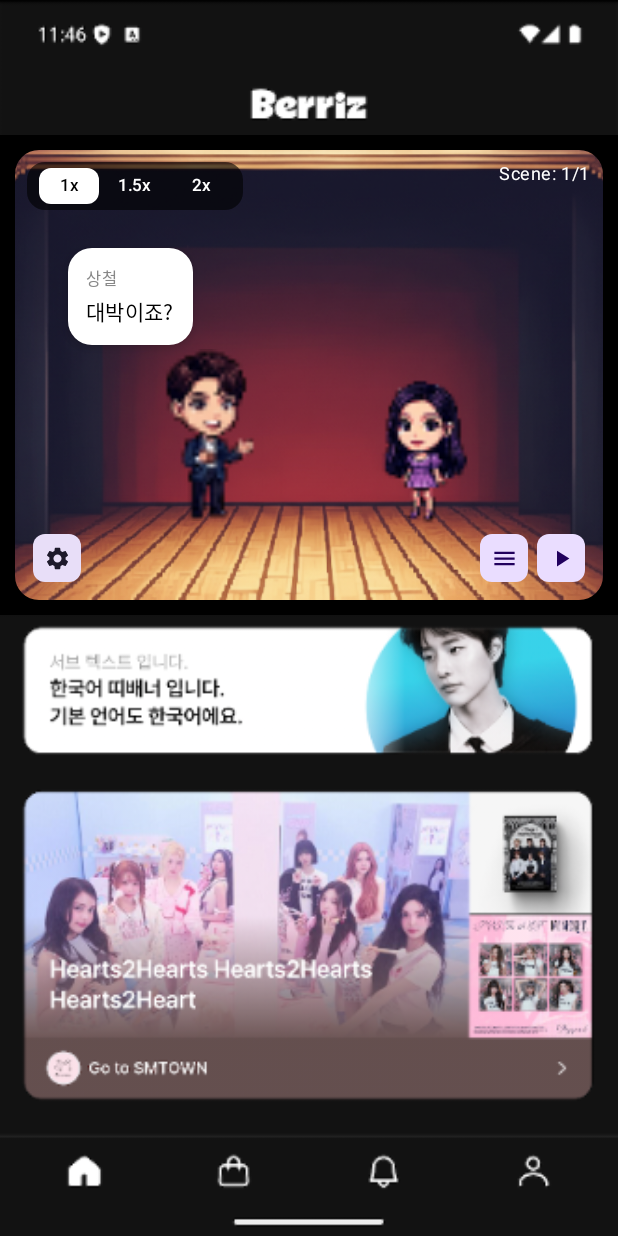
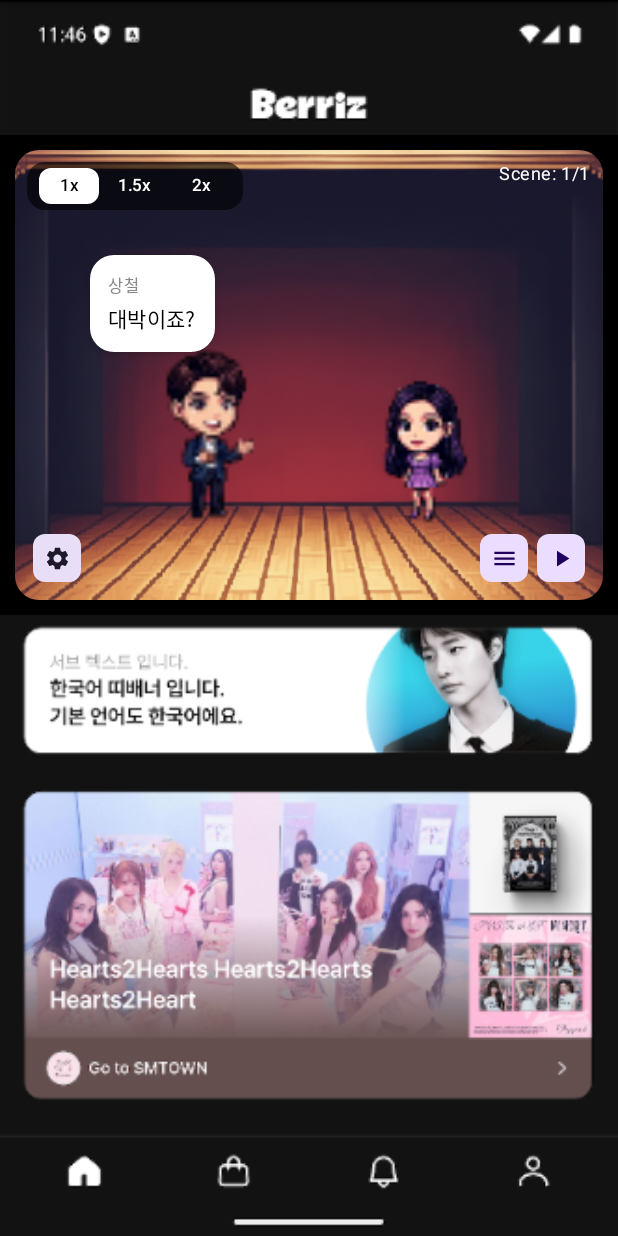
Before and after one commit to jerome-enter/CuteStage, an Android app built with Jetpack Compose: the screen it shows after launch (MainActivity), after a tap on "상철", on a phone screen of 412 x 824 dp. Run offline under Robolectric (Android 15) with nearby library versions, the phone set to English and light mode, and no system bars.

Commit message:
대화창

```diff
--- a/app/src/main/java/com/example/cutestage/stage/StageLoveConfession.kt
+++ b/app/src/main/java/com/example/cutestage/stage/StageLoveConfession.kt
@@ -884,7 +884,7 @@ object StageLoveConfession {
             )
 
             dialogue(
-                text = "새드 ��딩...",
+                text = "새드 엔딩...",
                 x = 130.dp,
                 y = 60.dp,
                 speakerName = null,
--- a/app/src/main/java/com/example/cutestage/stage/StageView.kt
+++ b/app/src/main/java/com/example/cutestage/stage/StageView.kt
@@ -953,15 +953,18 @@ private fun AnimatedSpeechBubble(
         Box(
             modifier = Modifier
                     .fillMaxSize()
-                    .padding(5.dp), // 대화창이 StageView 경계에서 5dp 떨어지도록
+                    .padding(10.dp), // 대화창이 StageView 경계에서 10dp 떨어지도록
         ) {
             Surface(
                 shape = RoundedCornerShape(16.dp),
                 color = Color.White, // 대화창 배경 흰색
                 shadowElevation = 4.dp,
                 modifier = Modifier
-                        .offset(x = dialogue.position.x, y = dialogue.position.y)
-                        .widthIn(max = 200.dp),
+                        .offset(
+                            x = dialogue.position.x.coerceIn(0.dp, 280.dp - 180.dp),
+                            y = dialogue.position.y.coerceIn(0.dp, 280.dp - 100.dp)
+                        )
+                        .widthIn(max = 180.dp),
             ) {
                 Column(
                     modifier = Modifier.padding(12.dp),
@@ -1075,19 +1078,20 @@ private fun InteractionSpeechBubble(
         Box(
             modifier = Modifier
                     .fillMaxSize()
-                    .padding(5.dp), // 대화창이 StageView 경계에서 5dp 떨어지도록
-        ) {
-            // 캐릭터 위치에 맞춰 말풍선 표시 (연극할 때와 같은 위치)
+                    .padding(10.dp), // 대화창이 StageView 경계에서 10dp 떨어지도록
+        ) { // 캐릭터 위치에 맞춰 말풍선 표시 (연극할 때와 같은 위치)
             Surface(
                 shape = RoundedCornerShape(16.dp),
                 color = Color.White,
                 shadowElevation = 4.dp,
                 modifier = Modifier
                         .offset(
-                            x = character.position.x + character.size / 2 - 100.dp,
+                            x = (character.position.x + character.size / 2 - 90.dp).coerceIn(
+                                0.dp, 280.dp - 180.dp
+                            ),
                             y = 60.dp, // 연극할 때와 같은 높이
                         )
-                        .widthIn(max = 200.dp)
+                        .widthIn(max = 180.dp)
                         .clickable(
                             interactionSource = remember { MutableInteractionSource() },
                             indication = null,
```
